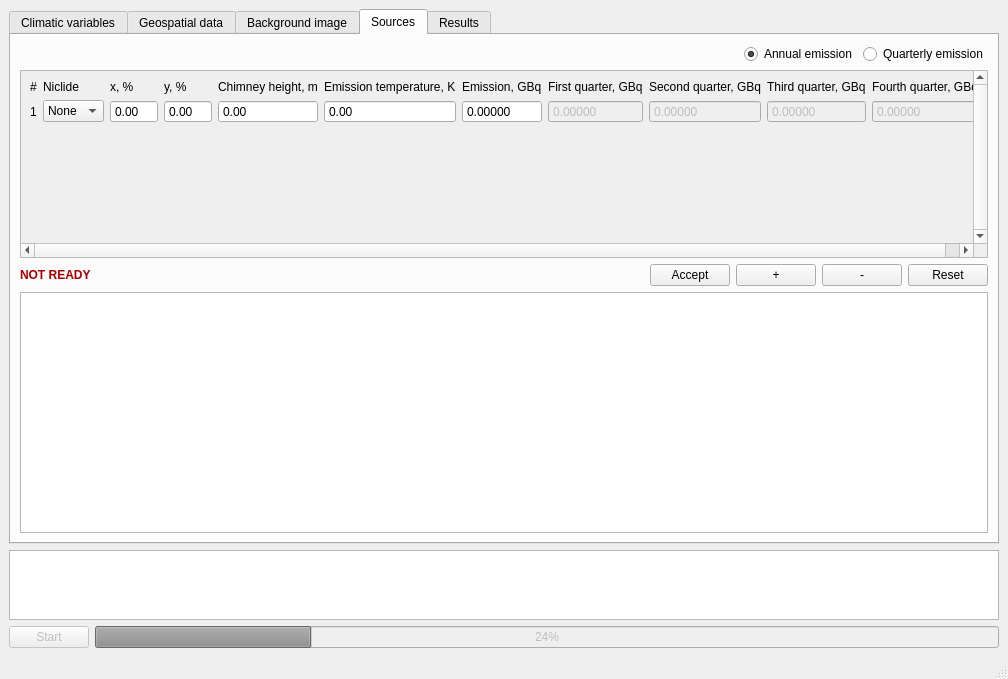
Before: the Qt Designer form mainwindow.ui in czertyaka/gaussian_dispersal, drawn with Qt 5.
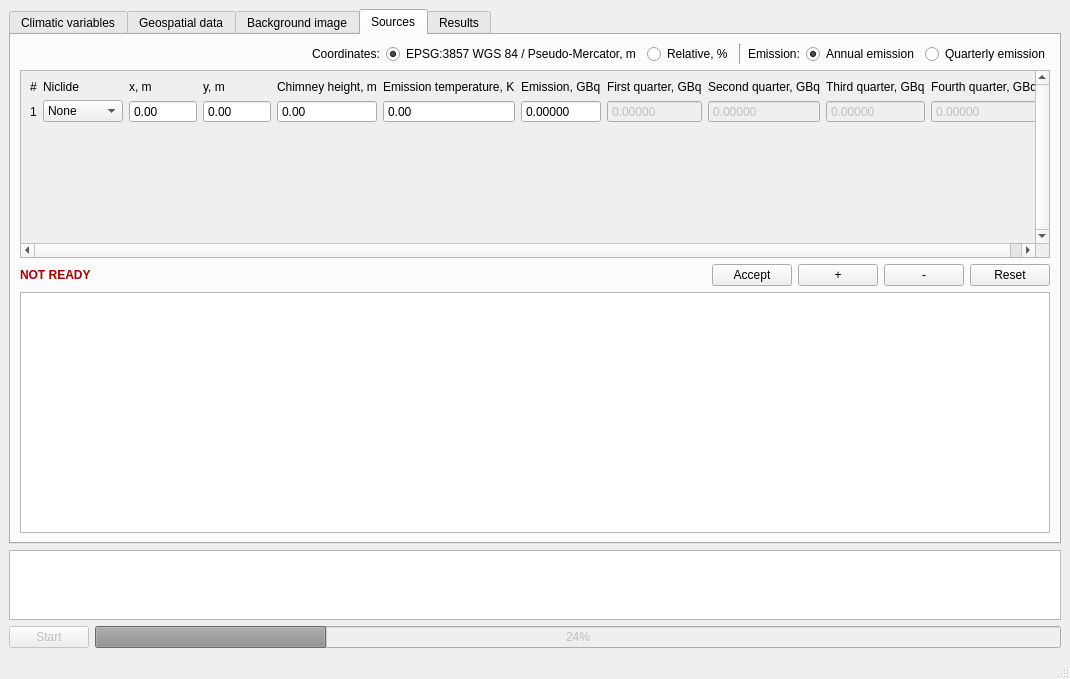
After: the same form once the commit is applied. The open tabs and pages were chosen to show the change.

Commit message: LOGIC: added niclides list & added coordinates type

Diff of the .ui file:
```diff
--- a/mainwindow.ui
+++ b/mainwindow.ui
@@ -6,7 +6,7 @@
    <rect>
     <x>0</x>
     <y>0</y>
-    <width>1008</width>
+    <width>1070</width>
     <height>679</height>
    </rect>
   </property>
@@ -21,7 +21,7 @@
        <bool>true</bool>
       </property>
       <property name="currentIndex">
-       <number>0</number>
+       <number>3</number>
       </property>
       <widget class="QWidget" name="climateTab">
        <attribute name="title">
@@ -827,6 +827,50 @@
                 </property>
                </spacer>
               </item>
+              <item>
+               <widget class="QLabel" name="coordinatesOptionsLabel">
+                <property name="text">
+                 <string>Coordinates:</string>
+                </property>
+               </widget>
+              </item>
+              <item>
+               <widget class="QRadioButton" name="coordinatesEPSGRadioButton">
+                <property name="text">
+                 <string>EPSG:3857 WGS 84 / Pseudo-Mercator, m</string>
+                </property>
+                <property name="checked">
+                 <bool>true</bool>
+                </property>
+                <attribute name="buttonGroup">
+                 <string notr="true">buttonGroup</string>
+                </attribute>
+               </widget>
+              </item>
+              <item>
+               <widget class="QRadioButton" name="coordinatesRelativeRadioButton">
+                <property name="text">
+                 <string>Relative, %</string>
+                </property>
+                <attribute name="buttonGroup">
+                 <string notr="true">buttonGroup</string>
+                </attribute>
+               </widget>
+              </item>
+              <item>
+               <widget class="Line" name="sourcesLine">
+                <property name="orientation">
+                 <enum>Qt::Vertical</enum>
+                </property>
+               </widget>
+              </item>
+              <item>
+               <widget class="QLabel" name="emissionOptionsLabel">
+                <property name="text">
+                 <string>Emission:</string>
+                </property>
+               </widget>
+              </item>
               <item>
                <widget class="QRadioButton" name="annualButton">
                 <property name="text">
@@ -835,6 +879,9 @@
                 <property name="checked">
                  <bool>true</bool>
                 </property>
+                <attribute name="buttonGroup">
+                 <string notr="true">buttonGroup_2</string>
+                </attribute>
                </widget>
               </item>
               <item>
@@ -842,6 +889,9 @@
                 <property name="text">
                  <string>Quarterly emission</string>
                 </property>
+                <attribute name="buttonGroup">
+                 <string notr="true">buttonGroup_2</string>
+                </attribute>
                </widget>
               </item>
              </layout>
@@ -882,7 +932,7 @@
               <rect>
                <x>0</x>
                <y>0</y>
-               <width>950</width>
+               <width>1012</width>
                <height>62</height>
               </rect>
              </property>
@@ -913,8 +963,14 @@
                 </item>
                 <item row="0" column="2">
                  <widget class="QLabel" name="xLabel">
+                  <property name="sizePolicy">
+                   <sizepolicy hsizetype="Fixed" vsizetype="Preferred">
+                    <horstretch>0</horstretch>
+                    <verstretch>0</verstretch>
+                   </sizepolicy>
+                  </property>
                   <property name="text">
-                   <string>x, %</string>
+                   <string>x, m</string>
                   </property>
                  </widget>
                 </item>
@@ -936,6 +992,12 @@
                 </item>
                 <item row="0" column="8">
                  <widget class="QLabel" name="secondQLabel">
+                  <property name="sizePolicy">
+                   <sizepolicy hsizetype="Fixed" vsizetype="Preferred">
+                    <horstretch>0</horstretch>
+                    <verstretch>0</verstretch>
+                   </sizepolicy>
+                  </property>
                   <property name="text">
                    <string>Second quarter, GBq</string>
                   </property>
@@ -943,6 +1005,12 @@
                 </item>
                 <item row="1" column="4">
                  <widget class="QDoubleSpinBox" name="heightSpinBox">
+                  <property name="sizePolicy">
+                   <sizepolicy hsizetype="Minimum" vsizetype="Fixed">
+                    <horstretch>0</horstretch>
+                    <verstretch>0</verstretch>
+                   </sizepolicy>
+                  </property>
                   <property name="focusPolicy">
                    <enum>Qt::WheelFocus</enum>
                   </property>
@@ -956,6 +1024,12 @@
                 </item>
                 <item row="0" column="1">
                  <widget class="QLabel" name="nuclideLabel">
+                  <property name="sizePolicy">
+                   <sizepolicy hsizetype="Fixed" vsizetype="Preferred">
+                    <horstretch>0</horstretch>
+                    <verstretch>0</verstretch>
+                   </sizepolicy>
+                  </property>
                   <property name="text">
                    <string>Niclide</string>
                   </property>
@@ -963,6 +1037,12 @@
                 </item>
                 <item row="1" column="2">
                  <widget class="QDoubleSpinBox" name="xSpinBox">
+                  <property name="sizePolicy">
+                   <sizepolicy hsizetype="Fixed" vsizetype="Fixed">
+                    <horstretch>0</horstretch>
+                    <verstretch>0</verstretch>
+                   </sizepolicy>
+                  </property>
                   <property name="focusPolicy">
                    <enum>Qt::WheelFocus</enum>
                   </property>
@@ -970,12 +1050,18 @@
                    <enum>QAbstractSpinBox::NoButtons</enum>
                   </property>
                   <property name="maximum">
-                   <double>100.000000000000000</double>
+                   <double>99999999.000000000000000</double>
                   </property>
                  </widget>
                 </item>
                 <item row="1" column="1">
                  <widget class="QComboBox" name="nuclideComboBox">
+                  <property name="sizePolicy">
+                   <sizepolicy hsizetype="Fixed" vsizetype="Fixed">
+                    <horstretch>0</horstretch>
+                    <verstretch>0</verstretch>
+                   </sizepolicy>
+                  </property>
                   <item>
                    <property name="text">
                     <string>None</string>
@@ -983,28 +1069,64 @@
                   </item>
                   <item>
                    <property name="text">
-                    <string>ИРГ1</string>
+                    <string>Ar-41</string>
                    </property>
                   </item>
                   <item>
                    <property name="text">
-                    <string>ИРГ2</string>
+                    <string>Kr-85m</string>
                    </property>
                   </item>
                   <item>
                    <property name="text">
-                    <string>ИРГ3</string>
+                    <string>Kr-87</string>
                    </property>
                   </item>
                   <item>
                    <property name="text">
-                    <string>ИРГ4</string>
+                    <string>Kr-88</string>
+                   </property>
+                  </item>
+                  <item>
+                   <property name="text">
+                    <string>Kr-89</string>
+                   </property>
+                  </item>
+                  <item>
+                   <property name="text">
+                    <string>Xe-133</string>
+                   </property>
+                  </item>
+                  <item>
+                   <property name="text">
+                    <string>Xe-135</string>
+                   </property>
+                  </item>
+                  <item>
+                   <property name="text">
+                    <string>Xe-135m</string>
+                   </property>
+                  </item>
+                  <item>
+                   <property name="text">
+                    <string>Xe-138</string>
+                   </property>
+                  </item>
+                  <item>
+                   <property name="text">
+                    <string>Xe-137</string>
                    </property>
                   </item>
                  </widget>
                 </item>
                 <item row="0" column="9">
                  <widget class="QLabel" name="thirdQLabel">
+                  <property name="sizePolicy">
+                   <sizepolicy hsizetype="Fixed" vsizetype="Preferred">
+                    <horstretch>0</horstretch>
+                    <verstretch>0</verstretch>
+                   </sizepolicy>
+                  </property>
                   <property name="text">
                    <string>Third quarter, GBq</string>
                   </property>
@@ -1038,6 +1160,12 @@
                 </item>
                 <item row="0" column="7">
                  <widget class="QLabel" name="firstQLabel">
+                  <property name="sizePolicy">
+                   <sizepolicy hsizetype="Fixed" vsizetype="Preferred">
+                    <horstretch>0</horstretch>
+                    <verstretch>0</verstretch>
+                   </sizepolicy>
+                  </property>
                   <property name="text">
                    <string>First quarter, GBq</string>
                   </property>
@@ -1058,6 +1186,12 @@
                 </item>
                 <item row="0" column="5">
                  <widget class="QLabel" name="tempLabel">
+                  <property name="sizePolicy">
+                   <sizepolicy hsizetype="Fixed" vsizetype="Preferred">
+                    <horstretch>0</horstretch>
+                    <verstretch>0</verstretch>
+                   </sizepolicy>
+                  </property>
                   <property name="text">
                    <string>Emission temperature, K</string>
                   </property>
@@ -1081,6 +1215,12 @@
                 </item>
                 <item row="0" column="10">
                  <widget class="QLabel" name="fourthQLabel">
+                  <property name="sizePolicy">
+                   <sizepolicy hsizetype="Fixed" vsizetype="Preferred">
+                    <horstretch>0</horstretch>
+                    <verstretch>0</verstretch>
+                   </sizepolicy>
+                  </property>
                   <property name="text">
                    <string>Fourth quarter, GBq</string>
                   </property>
@@ -1088,6 +1228,12 @@
                 </item>
                 <item row="0" column="4">
                  <widget class="QLabel" name="heightLabel">
+                  <property name="sizePolicy">
+                   <sizepolicy hsizetype="Fixed" vsizetype="Preferred">
+                    <horstretch>0</horstretch>
+                    <verstretch>0</verstretch>
+                   </sizepolicy>
+                  </property>
                   <property name="text">
                    <string>Chimney height, m</string>
                   </property>
@@ -1095,37 +1241,67 @@
                 </item>
                 <item row="1" column="3">
                  <widget class="QDoubleSpinBox" name="ySpinBox">
+                  <property name="sizePolicy">
+                   <sizepolicy hsizetype="Fixed" vsizetype="Fixed">
+                    <horstretch>0</horstretch>
+                    <verstretch>0</verstretch>
+                   </sizepolicy>
+                  </property>
                   <property name="buttonSymbols">
                    <enum>QAbstractSpinBox::NoButtons</enum>
                   </property>
                   <property name="maximum">
-                   <double>100.000000000000000</double>
+                   <double>99999999.000000000000000</double>
                   </property>
                  </widget>
                 </item>
                 <item row="0" column="3">
                  <widget class="QLabel" name="yLabel">
+                  <property name="sizePolicy">
+                   <sizepolicy hsizetype="Fixed" vsizetype="Preferred">
+                    <horstretch>0</horstretch>
+                    <verstretch>0</verstretch>
+                   </sizepolicy>
+                  </property>
                   <property name="text">
-                   <string>y, %</string>
+                   <string>y, m</string>
                   </property>
                  </widget>
                 </item>
                 <item row="0" column="6">
                  <widget class="QLabel" name="annualEmLabel">
+                  <property name="sizePolicy">
+                   <sizepolicy hsizetype="Fixed" vsizetype="Preferred">
+                    <horstretch>0</horstretch>
+                    <verstretch>0</verstretch>
+                   </sizepolicy>
+                  </property>
                   <property name="text">
                    <string>Emission, GBq</string>
                   </property>
                  </widget>
                 </item>
                 <item row="0" column="0">
-                 <widget class="QLabel" name="label">
+                 <widget class="QLabel" name="numberLabel">
+                  <property name="sizePolicy">
+                   <sizepolicy hsizetype="Preferred" vsizetype="Preferred">
+                    <horstretch>0</horstretch>
+                    <verstretch>0</verstretch>
+                   </sizepolicy>
+                  </property>
                   <property name="text">
                    <string>#</string>
                   </property>
                  </widget>
                 </item>
                 <item row="1" column="0">
-                 <widget class="QLabel" name="label_2">
+                 <widget class="QLabel" name="numberOneLabel">
+                  <property name="sizePolicy">
+                   <sizepolicy hsizetype="Fixed" vsizetype="Preferred">
+                    <horstretch>0</horstretch>
+                    <verstretch>0</verstretch>
+                   </sizepolicy>
+                  </property>
                   <property name="text">
                    <string>1</string>
                   </property>
@@ -1272,7 +1448,7 @@
     <rect>
      <x>0</x>
      <y>0</y>
-     <width>1008</width>
+     <width>1070</width>
      <height>20</height>
     </rect>
    </property>
```
Left out of the diff: 4 changed lines with no effect on the pictures. The commit also changes 5 other files.
